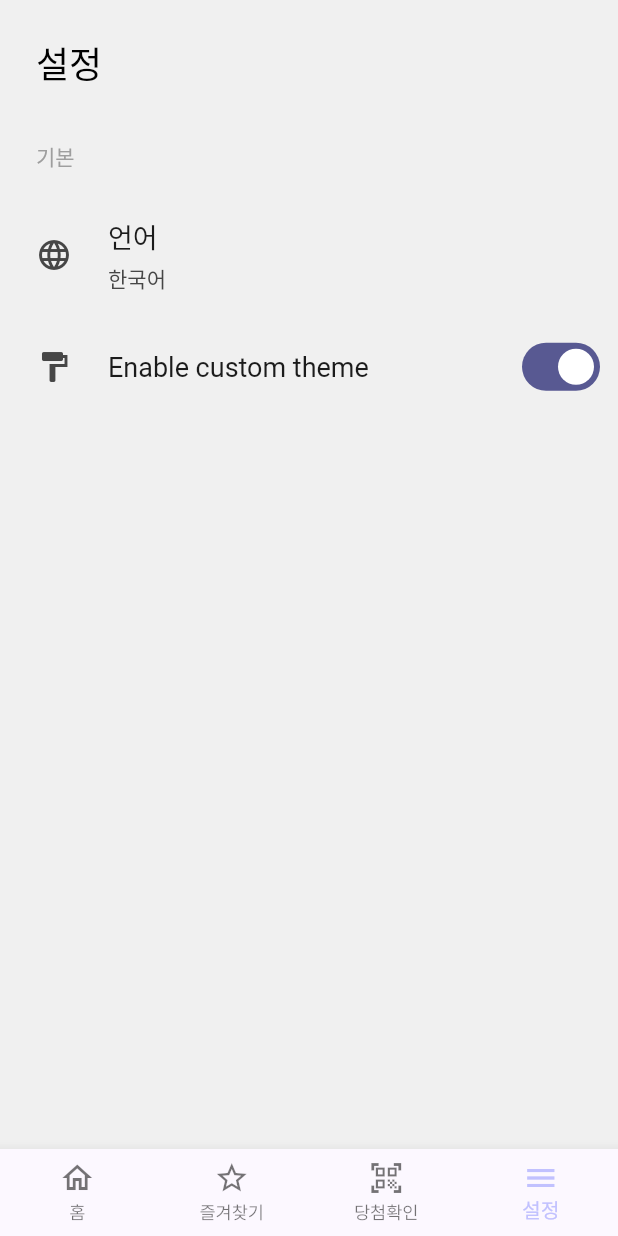
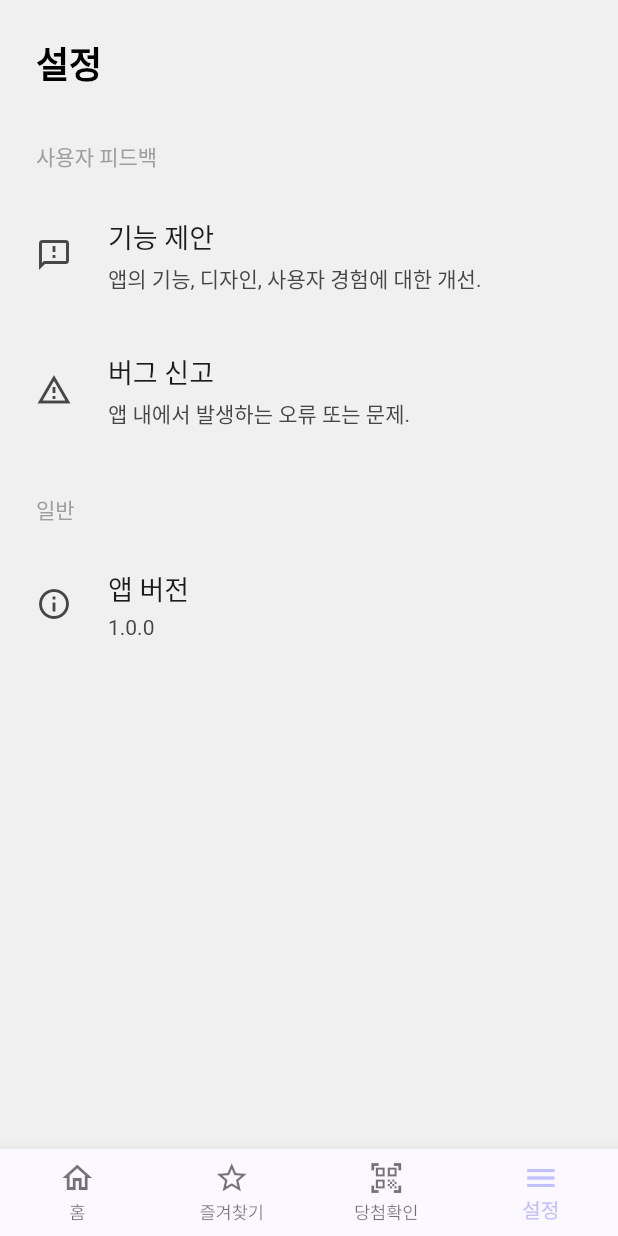
Before and after one commit to lee-kangpyo/f_lotto, a Flutter app: the screen it shows after launch, item 4 of the bottom bar chosen, on a phone screen of 412 x 824 dp. Run offline on Flutter 3.47's test engine with Material 3 defaults, Android fonts, the phone set to English and light mode, and no system bars; drawn by our look-alikes of settings_ui; our stand-ins replace dio, hive, hive_flutter, image_picker; missing offline and left inert: mobile_scanner; accounts and stored records are empty; project files that could hold a hidden picture were left out.

Commit message:
셋팅 탭에 기능제안 버그신고 추가 및 런처 아이콘 설정

```diff
--- a/lib/screens/SettingsScreen.dart
+++ b/lib/screens/SettingsScreen.dart
@@ -1,4 +1,7 @@
+
 import 'package:flutter/material.dart';
+import 'package:lotto/widgets/SettingsScreen/BugWidget.dart';
+import 'package:lotto/widgets/SettingsScreen/FeatureWidget.dart';
 import 'package:settings_ui/settings_ui.dart';
 
 class SettingsScreen extends StatelessWidget {
@@ -10,23 +13,47 @@ class SettingsScreen extends StatelessWidget {
       child: SettingsList(
         sections: [
           const SettingsSection(
-            title: Text('설정', style: TextStyle(fontSize: 24, color: Colors.black),),
+            title: Text('설정', style: TextStyle(fontSize: 24, color: Colors.black, fontWeight: FontWeight.bold),),
             tiles: <SettingsTile>[],
           ),
           SettingsSection(
-            title: const Text('기본', style: TextStyle(color: Colors.grey),),
+            title: const Text('사용자 피드백', style: TextStyle(color: Colors.grey),),
             tiles: <SettingsTile>[
               SettingsTile.navigation(
-                leading: const Icon(Icons.language),
-                title: const Text('언어'),
-                value: const Text('한국어'),
+                onPressed: (context){openModal("기능 제안", FeatureWidget() , context);},
+                leading: const Icon(Icons.feedback_outlined),
+                title: const Text('기능 제안'),
+                value: const Text('앱의 기능, 디자인, 사용자 경험에 대한 개선.'),
               ),
-              SettingsTile.switchTile(
-                onToggle: (value) {},
-                initialValue: true,
-                leading: const Icon(Icons.format_paint),
-                title: const Text('Enable custom theme'),
+              SettingsTile.navigation(
+                onPressed: (context){openModal("버그 신고", BugWidget() , context);},
+                leading: const Icon(Icons.report_problem_outlined),
+                title: const Text('버그 신고'),
+                value: const Text('앱 내에서 발생하는 오류 또는 문제.'),
               ),
+
+            ],
+          ),
+          SettingsSection(
+            title: const Text('일반', style: TextStyle(color: Colors.grey),),
+            tiles: <SettingsTile>[
+              // SettingsTile.navigation(
+              //   onPressed: (context){print("asdf");},
+              //   leading: const Icon(Icons.thumb_up_alt_outlined),
+              //   title: const Text('리뷰 남기기'),
+              //   value: const Text('앱을 평가해주세요'),
+              // ),
+              SettingsTile.navigation(
+                leading: const Icon(Icons.info_outline),
+                title: const Text('앱 버전'),
+                value: const Text('1.0.0'),
+              ),
+              // SettingsTile.switchTile(
+              //   onToggle: (value) {},
+              //   initialValue: true,
+              //   leading: const Icon(Icons.format_paint),
+              //   title: const Text('Enable custom theme'),
+              // ),
             ],
           ),
         ],
@@ -34,3 +61,30 @@ class SettingsScreen extends StatelessWidget {
     );
   }
 }
+
+void openModal(title, Widget Child, context, ){
+  showDialog(
+    context: context,
+    barrierDismissible: false,
+    builder: (BuildContext context) {
+      return Dialog(
+        child: SingleChildScrollView(
+          child: Padding(
+            padding: const EdgeInsets.all(16),
+            child: Column(
+              mainAxisSize: MainAxisSize.min,
+              children: [
+                Text(
+                  title,
+                  style: const TextStyle(fontSize: 16, fontWeight: FontWeight.bold),
+                ),
+                const SizedBox(height: 16),
+                Child,
+              ],
+            ),
+          ),
+        ),
+      );
+    },
+  );
+}
```
Also changed, not shown: lib/widgets/SettingsScreen/BugWidget.dart (added, +169 -0 lines), lib/widgets/SettingsScreen/FeatureWidget.dart (added, +102 -0 lines), pubspec.yaml (+8 -0 lines), pubspec.lock, 2 other files.
